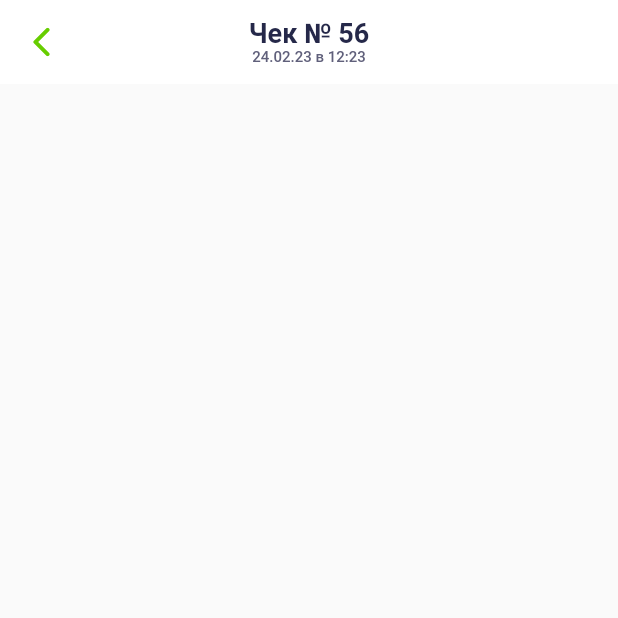
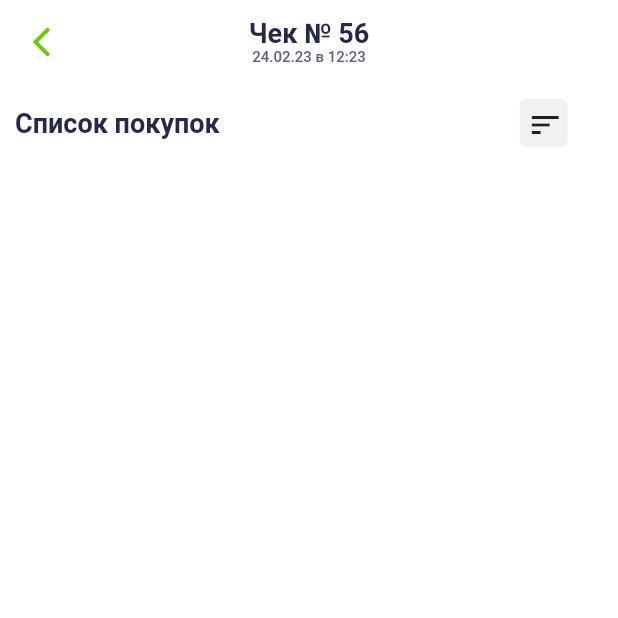
Before and after one commit to Kirill-Lemesev/surf_course, a Flutter app: the screen it shows after launch, on a phone screen of 412 x 824 dp, the top half of it. Run offline on Flutter 3.47's test engine with Material 2 defaults, Android fonts, the phone set to English and light mode, and no system bars; drawn by our look-alikes of badges.

Commit message:
frame with filter button added

```diff
--- a/task_04/lib/main.dart
+++ b/task_04/lib/main.dart
@@ -1,4 +1,5 @@
 import 'package:flutter/material.dart';
+import 'package:badges/badges.dart' as badges;
 
 void main() => runApp(MainApp());
 
@@ -9,28 +10,29 @@ class MainApp extends StatelessWidget {
   Widget build(BuildContext context) {
     return MaterialApp(
       home: Scaffold(
+        backgroundColor: AppColorsBackground.backgroundWhite,
         appBar: AppBar(
           backgroundColor: Colors.white,
           leading: IconButton(
               icon: Icon(Icons.arrow_back_ios_rounded),
               onPressed: () {  },
-              color: AppColors.button,
+              color: AppColorsButton.limeButton
             ),
-          title: Column(
+          title: const Column(
             children: [
               Text(
                   'Чек № 56',
                   style: TextStyle(
                     fontSize: 18,
                     fontWeight: FontWeight.bold,
-                    color: AppColors.text
+                    color: AppColorsFonts.text
                   )
                 ),
               Text(
                 '24.02.23 в 12:23',
                 style: TextStyle(
                   fontSize: 10,
-                  color: AppColors.data
+                  color: AppColorsFonts.data
                 ),
               )
             ]
@@ -38,9 +40,9 @@ class MainApp extends StatelessWidget {
           centerTitle: true,
           elevation: 0,
         ),
-        body: Column(
-        ),
-        ),
+        body: CustomBody()
+
+      )
     );
   }
 }
@@ -49,11 +51,82 @@ class MainApp extends StatelessWidget {
 
 
 
-abstract class AppColors {
-  static const background = Colors.white;
-  static const button = Color(0xff67cD00);
+abstract class AppColorsFonts {
   static const text = Color(0xff252849);
   static const data = Color(0xff60607B);
   static const strikeThrough = Color(0xffb5b5b5);
   static const redText = Color(0xffff0000);
 }
+
+abstract class AppColorsBackground {
+  static const backgroundWhite = Colors.white;
+  static const backgroundGray = Color(0xfff1f1f1);
+  static const backgroundLime = Color(0xff67cD00);
+}
+
+abstract class AppColorsButton{
+  static const limeButton = Color(0xff67cD00);
+  static const grayButton = Color(0xff60607b);
+}
+
+
+
+class CustomBody extends StatefulWidget {
+  const CustomBody({ super.key });
+
+  @override
+  State<CustomBody> createState() => _CustomBodyState();
+}
+
+class _CustomBodyState extends State<CustomBody> {
+  bool isActive = false;
+
+
+  @override
+  Widget build(BuildContext context) {
+    return Padding(
+      padding: EdgeInsets.all(10.0),
+      child: Column(
+        children: [
+          Row(
+            children: [
+              Text('Cписок покупок',
+                      style: TextStyle(
+                      fontSize: 18,
+                      fontWeight: FontWeight.bold,
+                      color: AppColorsFonts.text),
+                  ),
+              SizedBox(
+                  width: 200
+              ),
+              Container(
+                  height: 32,
+                  width: 32,
+                  decoration: BoxDecoration(
+                    color: AppColorsBackground.backgroundGray,
+                    borderRadius: BorderRadius.circular(5),
+                    ),
+                    child: badges.Badge(
+                        showBadge: isActive,
+                        position: badges.BadgePosition.bottomEnd(bottom: 3, end: 3),
+                        badgeStyle: badges.BadgeStyle(
+                        badgeColor: AppColorsButton.limeButton
+                        ),
+                        child: IconButton(
+                        onPressed: () {
+                          setState(() {
+                            isActive = !isActive;
+                          });
+                          },
+                        icon: Icon(Icons.sort),
+                        padding: EdgeInsets.all(5.0),
+                        ),
+                    ),
+              )
+            ]
+          )
+        ]
+      ),
+    );
+  }
+}
--- a/task_04/pubspec.yaml
+++ b/task_04/pubspec.yaml
@@ -10,6 +10,7 @@ environment:
 dependencies:
   flutter:
     sdk: flutter
+  badges: ^3.1.2
 
 dev_dependencies:
   flutter_test:
```
Also changed, not shown: task_04/pubspec.lock.
